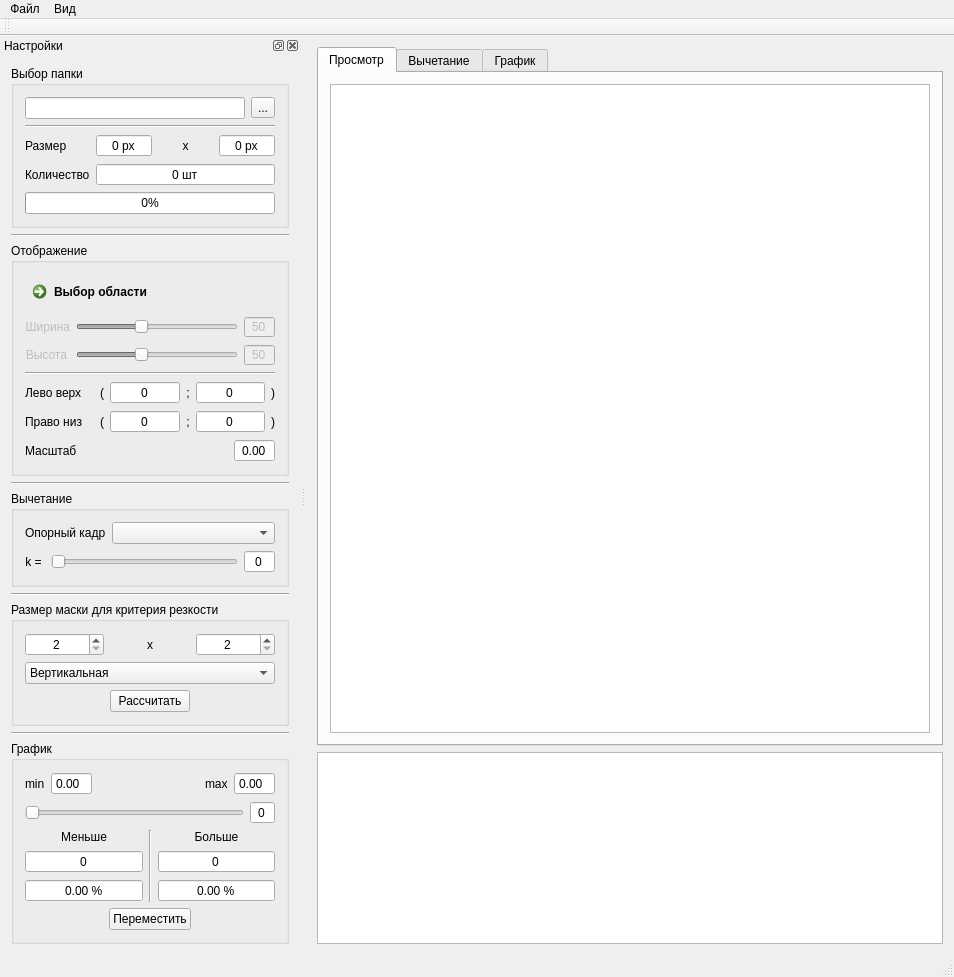
Before: the Qt Designer form mainwindow.ui in gurmaaan/SharpnessSort, drawn with Qt 5.
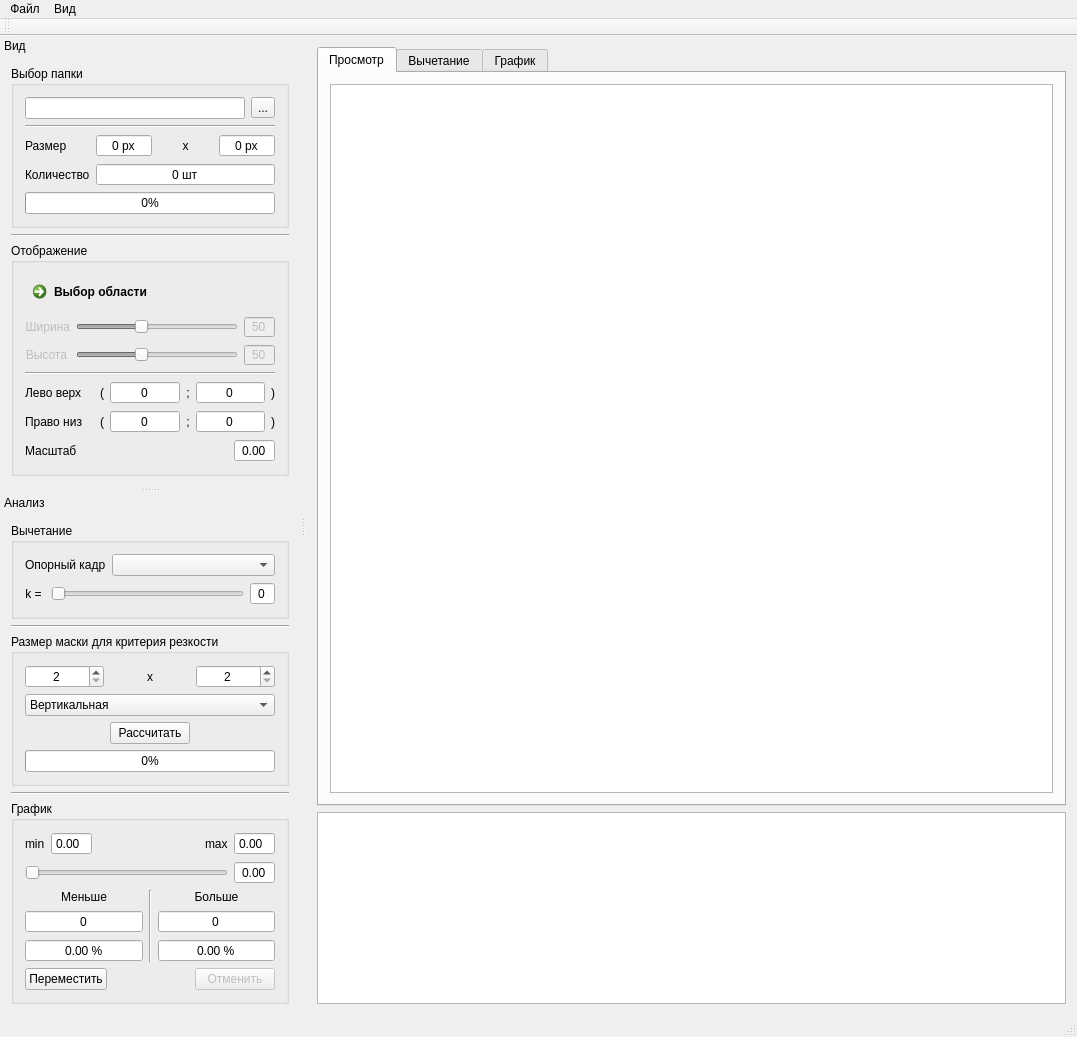
After: the same form once the commit is applied. Icons and pictures are not drawn. Custom widgets are drawn as their Qt base class.

Commit message: Движущаяся линия на графике

```diff
--- a/mainwindow.ui
+++ b/mainwindow.ui
@@ -6,8 +6,8 @@
    <rect>
     <x>0</x>
     <y>0</y>
-    <width>943</width>
-    <height>965</height>
+    <width>1077</width>
+    <height>982</height>
    </rect>
   </property>
   <property name="windowTitle">
@@ -113,7 +113,7 @@
     <rect>
      <x>0</x>
      <y>0</y>
-     <width>943</width>
+     <width>1077</width>
      <height>21</height>
     </rect>
    </property>
@@ -151,11 +151,17 @@
    <property name="minimumSize">
     <size>
      <width>300</width>
-     <height>864</height>
+     <height>431</height>
     </size>
    </property>
+   <property name="features">
+    <set>QDockWidget::DockWidgetMovable</set>
+   </property>
+   <property name="allowedAreas">
+    <set>Qt::LeftDockWidgetArea</set>
+   </property>
    <property name="windowTitle">
-    <string>Настройки</string>
+    <string>Вид</string>
    </property>
    <attribute name="dockWidgetArea">
     <number>1</number>
@@ -734,12 +740,42 @@
       </widget>
      </item>
      <item>
-      <widget class="Line" name="line_2">
+      <spacer name="verticalSpacer">
        <property name="orientation">
-        <enum>Qt::Horizontal</enum>
+        <enum>Qt::Vertical</enum>
        </property>
-      </widget>
+       <property name="sizeHint" stdset="0">
+        <size>
+         <width>20</width>
+         <height>40</height>
+        </size>
+       </property>
+      </spacer>
      </item>
+    </layout>
+   </widget>
+  </widget>
+  <widget class="QDockWidget" name="sharp_dock">
+   <property name="minimumSize">
+    <size>
+     <width>226</width>
+     <height>497</height>
+    </size>
+   </property>
+   <property name="features">
+    <set>QDockWidget::DockWidgetMovable</set>
+   </property>
+   <property name="allowedAreas">
+    <set>Qt::LeftDockWidgetArea</set>
+   </property>
+   <property name="windowTitle">
+    <string>Анализ</string>
+   </property>
+   <attribute name="dockWidgetArea">
+    <number>1</number>
+   </attribute>
+   <widget class="QWidget" name="sharp_dockContent">
+    <layout class="QVBoxLayout" name="verticalLayout_9">
      <item>
       <widget class="QGroupBox" name="diff_gb">
        <property name="title">
@@ -805,9 +841,6 @@
             <property name="buttonSymbols">
              <enum>QAbstractSpinBox::NoButtons</enum>
             </property>
-            <property name="maximum">
-             <number>127</number>
-            </property>
            </widget>
           </item>
          </layout>
@@ -816,7 +849,7 @@
       </widget>
      </item>
      <item>
-      <widget class="Line" name="line_1">
+      <widget class="Line" name="line_2">
        <property name="orientation">
         <enum>Qt::Horizontal</enum>
        </property>
@@ -937,6 +970,13 @@
           </item>
          </layout>
         </item>
+        <item>
+         <widget class="QProgressBar" name="sharp_progress">
+          <property name="value">
+           <number>0</number>
+          </property>
+         </widget>
+        </item>
        </layout>
       </widget>
      </item>
@@ -1014,13 +1054,16 @@
          <layout class="QHBoxLayout" name="plotCurrent_H_lyt">
           <item>
            <widget class="QSlider" name="plotCurrent_sldr">
+            <property name="maximum">
+             <number>100</number>
+            </property>
             <property name="orientation">
              <enum>Qt::Horizontal</enum>
             </property>
            </widget>
           </item>
           <item>
-           <widget class="QSpinBox" name="plotCurrent_sb">
+           <widget class="QDoubleSpinBox" name="plotCurrent_sb">
             <property name="alignment">
              <set>Qt::AlignCenter</set>
             </property>
@@ -1062,6 +1105,9 @@
               <property name="buttonSymbols">
                <enum>QAbstractSpinBox::NoButtons</enum>
               </property>
+              <property name="maximum">
+               <number>200</number>
+              </property>
              </widget>
             </item>
             <item>
@@ -1118,6 +1164,9 @@
               <property name="buttonSymbols">
                <enum>QAbstractSpinBox::NoButtons</enum>
               </property>
+              <property name="maximum">
+               <number>200</number>
+              </property>
              </widget>
             </item>
             <item>
@@ -1145,19 +1194,6 @@
         </item>
         <item>
          <layout class="QHBoxLayout" name="move_H_lyt">
-          <item>
-           <spacer name="move_Left_spcr">
-            <property name="orientation">
-             <enum>Qt::Horizontal</enum>
-            </property>
-            <property name="sizeHint" stdset="0">
-             <size>
-              <width>40</width>
-              <height>20</height>
-             </size>
-            </property>
-           </spacer>
-          </item>
           <item>
            <widget class="QPushButton" name="move_btn">
             <property name="text">
@@ -1178,24 +1214,47 @@
             </property>
            </spacer>
           </item>
+          <item>
+           <widget class="QPushButton" name="cancelButton">
+            <property name="enabled">
+             <bool>false</bool>
+            </property>
+            <property name="text">
+             <string>Отменить</string>
+            </property>
+           </widget>
+          </item>
          </layout>
         </item>
+        <item>
+         <spacer name="verticalSpacer_3">
+          <property name="orientation">
+           <enum>Qt::Vertical</enum>
+          </property>
+          <property name="sizeHint" stdset="0">
+           <size>
+            <width>20</width>
+            <height>40</height>
+           </size>
+          </property>
+         </spacer>
+        </item>
+        <item>
+         <spacer name="verticalSpacer_2">
+          <property name="orientation">
+           <enum>Qt::Vertical</enum>
+          </property>
+          <property name="sizeHint" stdset="0">
+           <size>
+            <width>20</width>
+            <height>40</height>
+           </size>
+          </property>
+         </spacer>
+        </item>
        </layout>
       </widget>
      </item>
-     <item>
-      <spacer name="verticalSpacer">
-       <property name="orientation">
-        <enum>Qt::Vertical</enum>
-       </property>
-       <property name="sizeHint" stdset="0">
-        <size>
-         <width>20</width>
-         <height>40</height>
-        </size>
-       </property>
-      </spacer>
-     </item>
     </layout>
    </widget>
   </widget>
```
Left out of the diff: 60 changed lines with no effect on the pictures. The commit also changes 2 other files.
